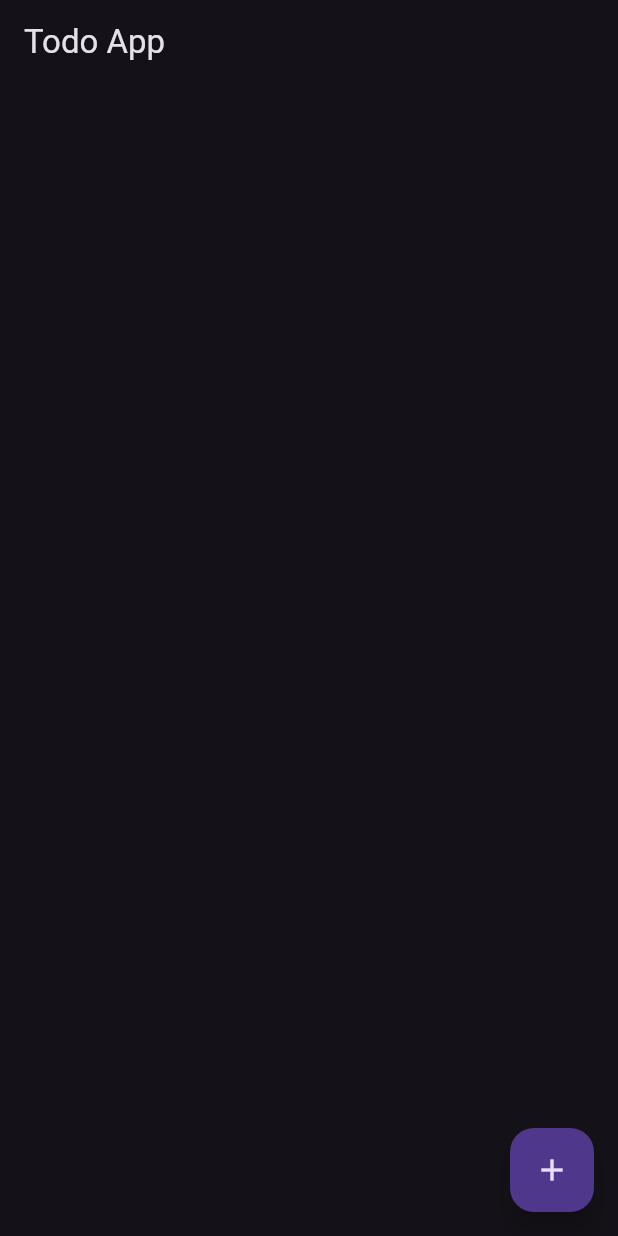
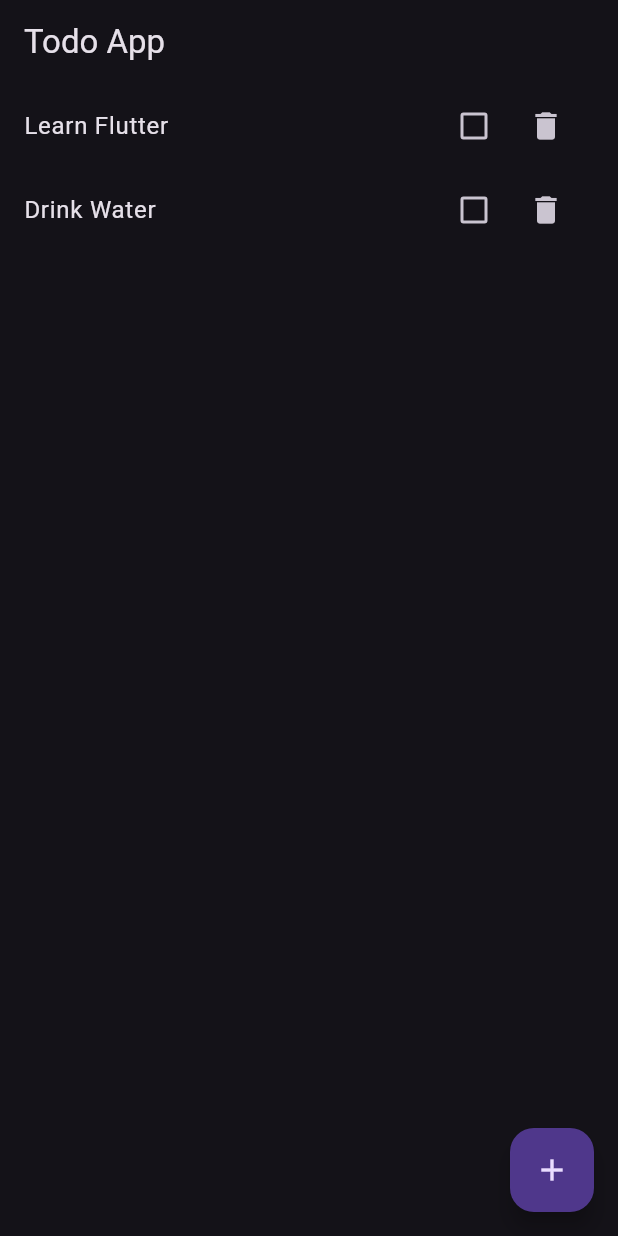
Before and after one commit to shohanur5555/todo, a Flutter app: the screen it shows after launch, on a phone screen of 412 x 824 dp. Run offline on Flutter 3.47's test engine with Material 3 defaults, Android fonts, the phone set to English and light mode, and no system bars.

Commit message:
first comit

```diff
--- a/lib/models/task_model.dart
+++ b/lib/models/task_model.dart
@@ -1,7 +1,13 @@
 class Task {
   final String title;
+  bool isComplete;
 
   Task({
     required this.title,
+    required this.isComplete,
   });
+
+  void isDone (){
+    isComplete = !isComplete;
+  }
 }
--- a/lib/pages/todo_list.dart
+++ b/lib/pages/todo_list.dart
@@ -1,21 +1,54 @@
+import 'package:dart_practice_project/models/save_tast.dart';
 import 'package:flutter/material.dart';
+import 'package:provider/provider.dart';
 
 class TodoList extends StatelessWidget {
   static const String routeName = '/';
+
   const TodoList({super.key});
 
   @override
   Widget build(BuildContext context) {
     return Scaffold(
-      appBar: AppBar(
-        title: Text('Todo App'),
+      appBar: AppBar(title: Text('Todo App')),
+      body: Consumer<SaveTast>(
+        builder: (context, task, _) {
+          return ListView.builder(
+            itemCount: (task.tasks.length),
+            itemBuilder: (BuildContext context, index) {
+              return ListTile(
+                title: Text(
+                  task.tasks[index].title,
+                  style: TextStyle(
+                    decoration: task.tasks[index].isComplete
+                        ? TextDecoration.lineThrough
+                        : TextDecoration.none,
+                  ),
+                ),
+                trailing: Wrap(
+                  children: [Checkbox(
+                    value: task.tasks[index].isComplete,
+                    onChanged: (_) {
+                      context.read<SaveTast>().checkTask(index);
+                    },
+                  ),
+                    IconButton(
+                        onPressed: (){
+                          context.read<SaveTast>().removeTask(task.tasks[index],);
+                        },
+                        icon: Icon(Icons.delete))
+                  ]
+                ),
+              );
+            },
+          );
+        },
       ),
       floatingActionButton: FloatingActionButton(
-          onPressed: (){
-            Navigator.of(context).pushNamed('/add-todo-screen');
-          },
+        onPressed: () {
+          Navigator.of(context).pushNamed('/add-todo-screen');
+        },
         child: Icon(Icons.add),
-
       ),
     );
   }
```
Also changed, not shown: lib/models/save_tast.dart (+19 -4 lines), lib/pages/add_todo.dart (+12 -1 lines).
